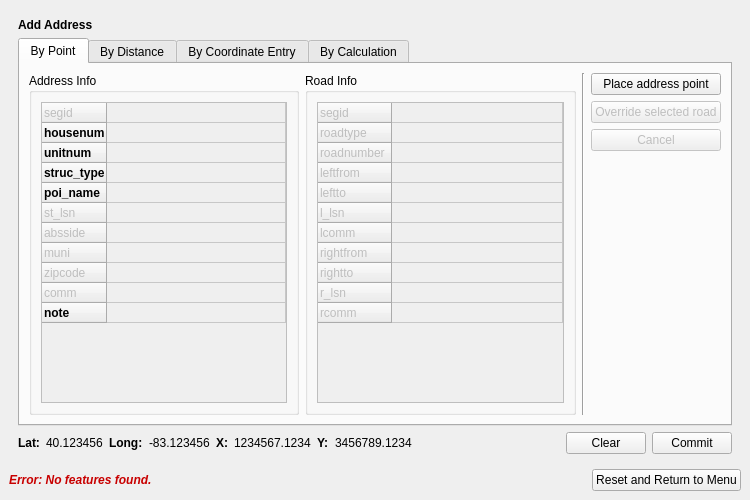
First picture: the form in lbrs_updater_dockwidget_base.ui, repository gisn8/LBRS_Updater, before the edit.
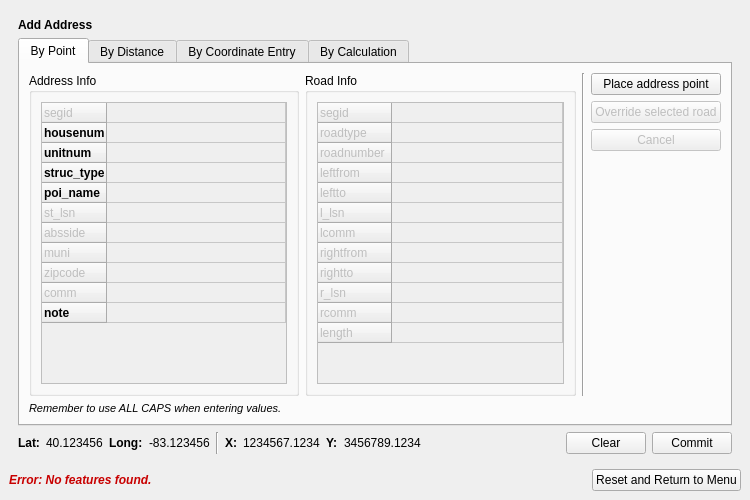
Second picture: the form after the edit. Custom widgets are drawn as their Qt base class.

Commit message: Improvements 2021-11-04 - Got DD values determined and added to UI - Got angles determined and prepped for use - ABSSIDE is now determined - ComboBox added to table for STRUC_TYPE field - Still need to build functions and connections to add the feature and commit.

```diff
--- a/lbrs_updater_dockwidget_base.ui
+++ b/lbrs_updater_dockwidget_base.ui
@@ -733,6 +733,13 @@
             <string>By Point</string>
            </attribute>
            <layout class="QGridLayout" name="gridLayout_11">
+            <item row="0" column="1">
+             <widget class="Line" name="line">
+              <property name="orientation">
+               <enum>Qt::Vertical</enum>
+              </property>
+             </widget>
+            </item>
             <item row="0" column="0">
              <layout class="QHBoxLayout" name="horizontalLayout_9">
               <item>
@@ -933,6 +940,15 @@
                     <property name="text">
                      <string/>
                     </property>
+                    <property name="foreground">
+                     <brush brushstyle="SolidPattern">
+                      <color alpha="255">
+                       <red>0</red>
+                       <green>0</green>
+                       <blue>0</blue>
+                      </color>
+                     </brush>
+                    </property>
                    </item>
                    <item row="5" column="0">
                     <property name="text">
@@ -1082,6 +1098,11 @@
                      <string>rcomm</string>
                     </property>
                    </row>
+                   <row>
+                    <property name="text">
+                     <string>length</string>
+                    </property>
+                   </row>
                    <column>
                     <property name="text">
                      <string>Value</string>
@@ -1235,10 +1256,16 @@
               </item>
              </layout>
             </item>
-            <item row="0" column="1">
-             <widget class="Line" name="line">
-              <property name="orientation">
-               <enum>Qt::Vertical</enum>
+            <item row="1" column="0">
+             <widget class="QLabel" name="label_21">
+              <property name="font">
+               <font>
+                <pointsize>8</pointsize>
+                <italic>true</italic>
+               </font>
+              </property>
+              <property name="text">
+               <string>Remember to use ALL CAPS when entering values.</string>
               </property>
              </widget>
             </item>
@@ -1325,6 +1352,13 @@
               </item>
              </layout>
             </item>
+            <item>
+             <widget class="Line" name="line_3">
+              <property name="orientation">
+               <enum>Qt::Vertical</enum>
+              </property>
+             </widget>
+            </item>
             <item>
              <layout class="QHBoxLayout" name="horizontalLayout_14">
               <item>
```
The commit also changes 1 other file.
